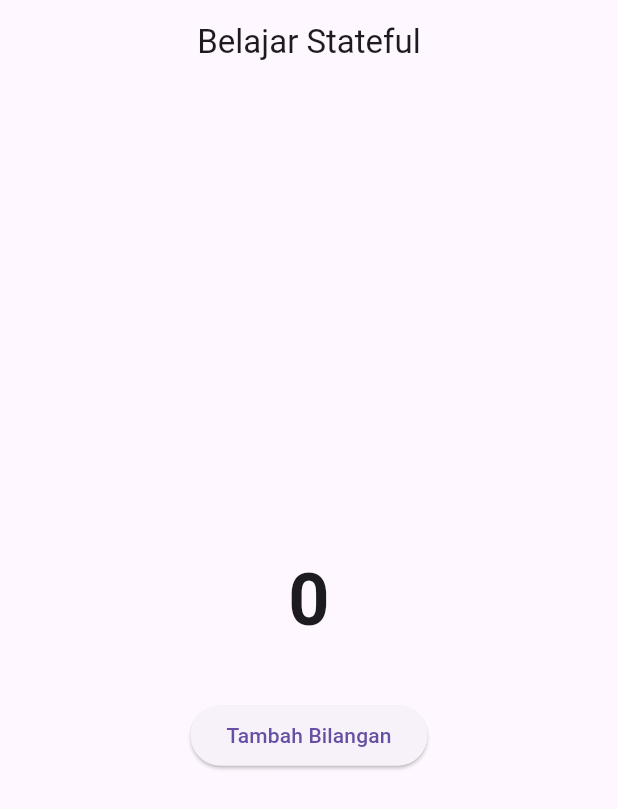
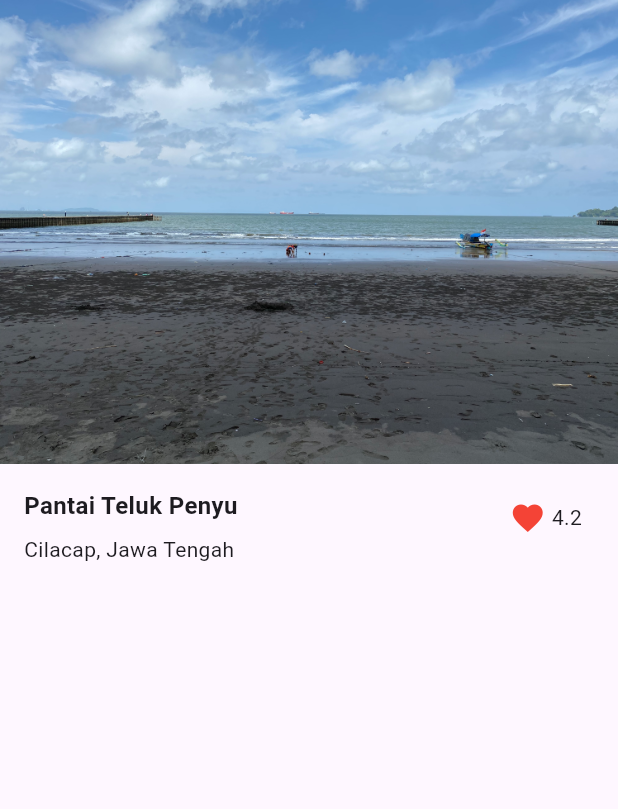
Before and after one commit to Audyari/Projek_Flutter, a Flutter app: the screen it shows after launch, on a phone screen of 412 x 824 dp. Shown: the top 809 px of the screen. Run offline on Flutter 3.47's test engine with Material 3 defaults, Android fonts, the phone set to English and light mode, and no system bars.

Commit message:
Slicing Basic 4

```diff
--- /dev/null
+++ b/lib/home_page.dart
@@ -0,0 +1,77 @@
+import 'package:flutter/material.dart';
+
+class HomePage extends StatelessWidget {
+  const HomePage({super.key});
+
+  @override
+  Widget build(BuildContext context) {
+    return Scaffold(
+      body: SafeArea(
+        child: Column(
+          crossAxisAlignment: CrossAxisAlignment.start,
+          children: [
+            Image.asset(
+              'assets/images/background.png',
+              fit: BoxFit.cover,
+              width: double.infinity,
+            ),
+            const SizedBox(height: 16),
+            const Padding(
+              padding: EdgeInsets.symmetric(horizontal: 16),
+              child: Row(
+                mainAxisAlignment: MainAxisAlignment.spaceBetween,
+                crossAxisAlignment: CrossAxisAlignment.start,
+                children: [
+                  Flexible(
+                    child: Column(
+                      crossAxisAlignment: CrossAxisAlignment.start,
+                      children: [
+                        Text(
+                          'Pantai Teluk Penyu',
+                          style: TextStyle(
+                            fontWeight: FontWeight.bold,
+                            fontSize: 16,
+                          ),
+                        ),
+                        SizedBox(height: 8),
+                        Text(
+                          'Cilacap, Jawa Tengah',
+                          style: TextStyle(
+                            fontSize: 14,
+                            height: 1.5,
+                          ),
+                        ),
+                      ],
+                    ),
+                  ),
+                  SizedBox(width: 16),
+                  Padding(
+                    padding: EdgeInsets.all(8.0),
+                    child: Row(
+                      mainAxisAlignment: MainAxisAlignment.end,
+                      crossAxisAlignment: CrossAxisAlignment.center,
+                      children: [
+                        Icon(
+                          Icons.favorite,
+                          color: Colors.red,
+                        ),
+                        SizedBox(width: 4),
+                        Text(
+                          '4.2',
+                          style: TextStyle(
+                            fontSize: 14,
+                            height: 1.5,
+                          ),
+                        ),
+                      ],
+                    ),
+                  ),
+                ],
+              ),
+            ),
+          ],
+        ),
+      ),
+    );
+  }
+}
--- a/lib/main.dart
+++ b/lib/main.dart
@@ -1,55 +1,16 @@
 import 'package:flutter/material.dart';
+import 'package:myapp/home_page.dart';
 
-void main() {
-  runApp(const MyApp());
-}
+void main() => runApp(const MyApp());
 
-class MyApp extends StatefulWidget {
+class MyApp extends StatelessWidget {
   const MyApp({super.key});
 
   @override
-  State<MyApp> createState() => _MyAppState();
-}
-
-class _MyAppState extends State<MyApp> {
-  int _count = 0;
-  double _fontSize = 48.0;
-
-  void _onPressed() {
-    setState(() {
-      _count++;
-      _fontSize += 4.0;
-    });
-  }
-
-  @override
   Widget build(BuildContext context) {
-    return MaterialApp(
-      title: 'Belajar Stateful',
-      home: Scaffold(
-        appBar: AppBar(
-          title: const Center(child: Text('Belajar Stateful')),
-        ),
-        body: Center(
-          child: Column(
-            mainAxisAlignment: MainAxisAlignment.center,
-            children: [
-              Text(
-                '$_count',
-                style: TextStyle(
-                  fontSize: _fontSize,
-                  fontWeight: FontWeight.bold,
-                ),
-              ),
-              const SizedBox(height: 32.0),
-              ElevatedButton(
-                onPressed: _onPressed,
-                child: const Text('Tambah Bilangan'),
-              ),
-            ],
-          ),
-        ),
-      ),
+    return const MaterialApp(
+      debugShowCheckedModeBanner: false,
+      home: HomePage(),
     );
   }
 }
--- a/pubspec.yaml
+++ b/pubspec.yaml
@@ -63,7 +63,8 @@ flutter:
 # Suggested code may be subject to a license. Learn more: ~LicenseLog:1791845435.
 # Suggested code may be subject to a license. Learn more: ~LicenseLog:1121074753.
     - assets/images/gambar2.png
-
+    - assets/images/background.png
+    - assets/images/Vector.png
 
   # - images/a_dot-assets/
 
```
Also changed, not shown: assets/images/Vector.png (added), assets/images/background.png (added).
